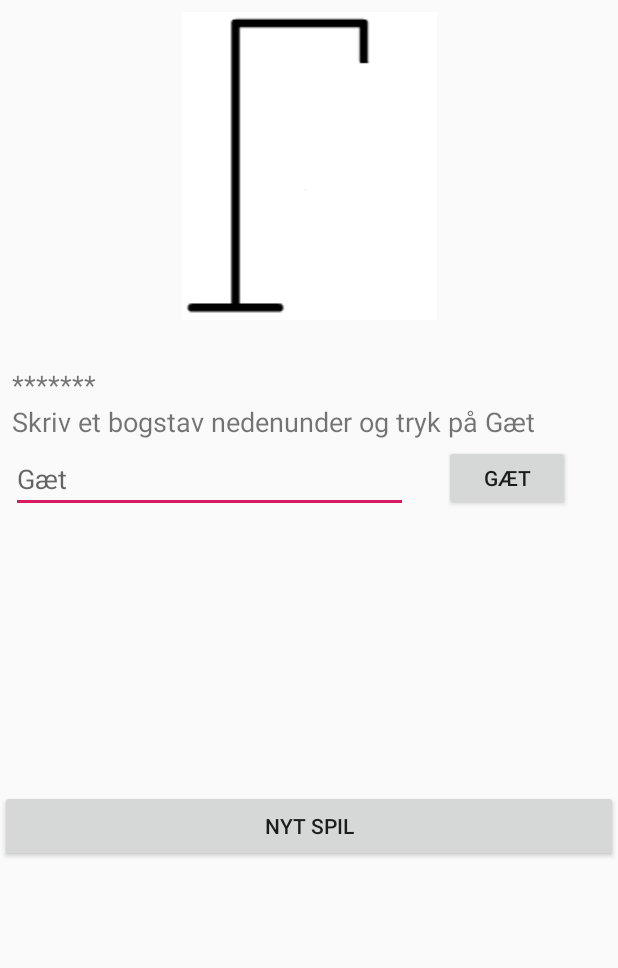
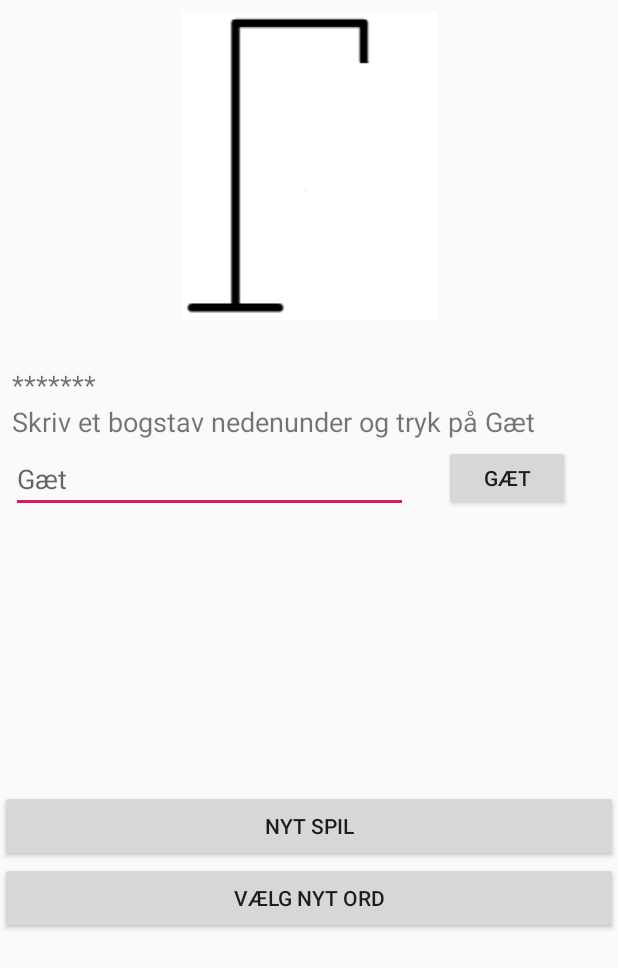
Before and after one commit to Joe-Briefcase/Galgeleg, an Android app: the screen it shows after launch (Game), after a tap on "SPIL", on a phone screen of 412 x 824 dp. Shown: the top 968 px of the screen. Run offline under Robolectric (Android 15) with nearby library versions, the phone set to English and light mode, and no system bars; network calls fail.

Commit message:
Vinde og tabe lyd samt highscore billeder. Liste i Game med alle mulige ord, mangler at kunne vælge én af dem.

```diff
--- a/app/src/main/java/com/example/galgeleg/Game.java
+++ b/app/src/main/java/com/example/galgeleg/Game.java
@@ -2,14 +2,15 @@ package com.example.galgeleg;
 
 import androidx.appcompat.app.AppCompatActivity;
 
-import android.content.Context;
+import android.app.Dialog;
 import android.content.Intent;
-import android.os.AsyncTask;
 import android.os.Bundle;
 import android.view.View;
+import android.widget.ArrayAdapter;
 import android.widget.Button;
 import android.widget.EditText;
 import android.widget.ImageView;
+import android.widget.ListView;
 import android.widget.TextView;
 
 public class Game extends AppCompatActivity implements View.OnClickListener {
@@ -21,8 +22,10 @@ public class Game extends AppCompatActivity implements View.OnClickListener {
     TextView textUsedLetters;
     Button buttonGuess;
     Button buttonNewGame;
+    Button buttonChooseNewWord;
     EditText textGuess;
     ImageView imageGalge;
+    ListView listWord;
 
     int [] textureArrayWin = {
             R.drawable.galge,
@@ -52,10 +55,12 @@ public class Game extends AppCompatActivity implements View.OnClickListener {
         textGuess = findViewById(R.id.guessText);
         buttonGuess = findViewById(R.id.guessButton);
         buttonNewGame = findViewById(R.id.buttonNewGame);
+        buttonChooseNewWord = findViewById(R.id.buttonChooseNewWord);
         imageGalge = findViewById(R.id.imageGalge);
 
         buttonGuess.setOnClickListener(this);
         buttonNewGame.setOnClickListener(this);
+        buttonChooseNewWord.setOnClickListener(this);
 
         textWord.setText(galgelogik.getSynligtOrd());
 
@@ -100,5 +105,18 @@ public class Game extends AppCompatActivity implements View.OnClickListener {
             startActivity(getIntent());
             overridePendingTransition(0, 0);
         }
+
+        if (view == buttonChooseNewWord){
+            Dialog dialog = new Dialog(this);
+            dialog.setContentView(R.layout.layout_word_dialog);
+            dialog.setTitle("Vælg ord:");
+            listWord = dialog.findViewById(R.id.dialogList);
+            ArrayAdapter adapter = new ArrayAdapter(this, R.layout.list_word, galgelogik.muligeOrd);
+            listWord.setAdapter(adapter);
+            dialog.show();
+
+//            galgelogik.nulstil();
+//            textWord.setText(galgelogik.getSynligtOrd());
+        }
     }
 }
--- a/app/src/main/java/com/example/galgeleg/Lose.java
+++ b/app/src/main/java/com/example/galgeleg/Lose.java
@@ -3,6 +3,7 @@ package com.example.galgeleg;
 import androidx.appcompat.app.AppCompatActivity;
 
 import android.content.Intent;
+import android.media.MediaPlayer;
 import android.os.Bundle;
 import android.view.View;
 import android.widget.Button;
@@ -11,6 +12,7 @@ import android.widget.TextView;
 public class Lose extends AppCompatActivity implements View.OnClickListener {
 
     Button newGame;
+    MediaPlayer mediaPlayer;
 
     @Override
     protected void onCreate(Bundle savedInstanceState) {
@@ -24,6 +26,8 @@ public class Lose extends AppCompatActivity implements View.OnClickListener {
         Intent i = getIntent();
         String str = i.getStringExtra("word");
         word.setText(str);
+        mediaPlayer = MediaPlayer.create(this, R.raw.lose);
+        mediaPlayer.start();
     }
 
     @Override
--- a/app/src/main/java/com/example/galgeleg/MainMenu.java
+++ b/app/src/main/java/com/example/galgeleg/MainMenu.java
@@ -75,11 +75,21 @@ public class MainMenu extends AppCompatActivity implements View.OnClickListener{
         user.setUserName("Bob");
         user.setUserID(1);
         user.setUserScore(6);
-        user.setUserWord("Kartoffel");
+        user.setUserWord("kartoffel");
         saveUser(user);
 
-//        User user2 = readUser(1);
-//        userArrayList.add(user2);
+        user.setUserName("Kenned");
+        user.setUserID(3);
+        user.setUserScore(12);
+        user.setUserWord("kage");
+        saveUser(user);
+
+        user.setUserName("Jack");
+        user.setUserID(4);
+        user.setUserScore(2);
+        user.setUserWord("skipperlabskovs");
+        saveUser(user);
+
 
         int i = 1;
         while (readUser(i) != null){
@@ -87,12 +97,13 @@ public class MainMenu extends AppCompatActivity implements View.OnClickListener{
             userArrayList.add(userLoad);
             i++;
         }
+        singleton.setCurrentID(i);
 
         // Hent ord fra DR
 
         Context context = getApplicationContext();
         String text = "Henter ord fra DR";
-        int duration = Toast.LENGTH_SHORT;
+        int duration = Toast.LENGTH_LONG;
 
         Toast toast = Toast.makeText(context, text, duration);
         toast.setGravity(Gravity.CENTER,0, 0);
@@ -111,8 +122,18 @@ public class MainMenu extends AppCompatActivity implements View.OnClickListener{
             @Override
             public View getView(int position, View convertView, ViewGroup parent) {
                 View view = super.getView(position, convertView, parent);
-                ImageView image = view.findViewById(R.id.img);
-                image.setImageResource(R.drawable.galge);
+
+                if (position == 0){
+                    ImageView image = view.findViewById(R.id.img);
+                    image.setImageResource(R.drawable.one);
+                } else if (position == 1){
+                    ImageView image = view.findViewById(R.id.img);
+                    image.setImageResource(R.drawable.two);
+                } else if (position == 2){
+                    ImageView image = view.findViewById(R.id.img);
+                    image.setImageResource(R.drawable.three);
+                }
+
                 TextView name = view.findViewById(R.id.name);
                 name.setText(userArrayList.get(position).getUserName());
                 TextView score = view.findViewById(R.id.score);
@@ -121,6 +142,15 @@ public class MainMenu extends AppCompatActivity implements View.OnClickListener{
                 word.setText(userArrayList.get(position).getUserWord());
 
                 return view;
+            }
+
+            @Override
+            public int getCount() {
+                if (userArrayList != null){
+                    return Math.min(userArrayList.size(), 3);
+                } else {
+                    return 0;
+                }
             }
         };
 
--- a/app/src/main/java/com/example/galgeleg/SingletonData.java
+++ b/app/src/main/java/com/example/galgeleg/SingletonData.java
@@ -17,30 +17,13 @@ public class SingletonData extends Application{
 
     // Galgelogik
     private static Galgelogik galgelogik;
+    private static int currentID;
 
     public SingletonData(){
 
         // Initialisér galgelogik
         galgelogik = new Galgelogik();
     }
-
-
-//    public User readUser(int i){
-//        Gson gsonReadUser = new Gson();
-//        String jsonReadUser = sharedPreferences.getString("" + i,"");
-//        User user = gsonReadUser.fromJson(jsonReadUser, User.class);
-//        return user;
-//    }
-//
-//    public void saveUser(User user){
-//        preferencesEditor = sharedPreferences.edit();
-//        User userTemp = new User();
-//        userTemp = user;
-//        Gson gsonSaveUser = new Gson();
-//        String jsonSaveUser = gsonSaveUser.toJson(userTemp);
-//        preferencesEditor.putString("" + userTemp.getUserID(), jsonSaveUser);
-//        preferencesEditor.commit();
-//    }
 
     public static Galgelogik getGalgelogik() {
         return galgelogik;
@@ -60,4 +43,11 @@ public class SingletonData extends Application{
         }
         new GetWordsFromInternet().execute();
     }
+
+    public static int getCurrentID() {
+        return currentID;
+    }
+
+    public static void setCurrentID(int currentID) { currentID = currentID;
+    }
 }
--- a/app/src/main/java/com/example/galgeleg/Win.java
+++ b/app/src/main/java/com/example/galgeleg/Win.java
@@ -5,6 +5,7 @@ import androidx.appcompat.app.AppCompatActivity;
 import android.content.Context;
 import android.content.Intent;
 import android.content.SharedPreferences;
+import android.media.MediaPlayer;
 import android.os.Bundle;
 import android.view.View;
 import android.widget.Button;
@@ -25,6 +26,7 @@ public class Win extends AppCompatActivity implements View.OnClickListener {
     String userKey = "userPrefKey";
     Context context;
     SingletonData singleton;
+    MediaPlayer mediaPlayer;
 
     @Override
     protected void onCreate(Bundle savedInstanceState) {
@@ -42,12 +44,14 @@ public class Win extends AppCompatActivity implements View.OnClickListener {
         Intent i = getIntent();
         attemptNumber = i.getIntExtra("guesses", 0);
         attemptView.setText("" + attemptNumber);
+        mediaPlayer = MediaPlayer.create(this, R.raw.win);
+        mediaPlayer.start();
     }
 
     public void save(){
         User user = new User();
         user.setUserName(textSave.getText().toString());
-        user.setUserID(2);
+        user.setUserID(singleton.getCurrentID());
         user.setUserScore(singleton.getGalgelogik().getAntalForkerteBogstaver());
         user.setUserWord(singleton.getGalgelogik().getOrdet());
         preferencesEditor = sharedPreferences.edit();
--- a/app/src/main/res/layout/activity_main.xml
+++ b/app/src/main/res/layout/activity_main.xml
@@ -86,10 +86,20 @@
         android:id="@+id/buttonNewGame"
         android:layout_width="0dp"
         android:layout_height="wrap_content"
-        android:layout_marginBottom="249dp"
         android:text="Nyt Spil"
-        app:layout_constraintBottom_toBottomOf="parent"
+        app:layout_constraintBottom_toTopOf="@+id/buttonChooseNewWord"
         app:layout_constraintEnd_toEndOf="parent"
         app:layout_constraintStart_toStartOf="parent" />
 
+    <Button
+        android:id="@+id/buttonChooseNewWord"
+        android:layout_width="0dp"
+        android:layout_height="wrap_content"
+        android:layout_marginBottom="201dp"
+        android:text="Vælg nyt ord"
+        app:layout_constraintBottom_toBottomOf="parent"
+        app:layout_constraintEnd_toEndOf="parent"
+        app:layout_constraintHorizontal_bias="0.0"
+        app:layout_constraintStart_toStartOf="parent" />
+
 </androidx.constraintlayout.widget.ConstraintLayout>
--- /dev/null
+++ b/app/src/main/res/layout/list_word.xml
@@ -0,0 +1,6 @@
+<?xml version="1.0" encoding="utf-8"?>
+<TextView xmlns:android="http://schemas.android.com/apk/res/android"
+    android:layout_width="wrap_content"
+    android:layout_height="wrap_content"
+    android:layout_marginTop="1dp"
+    android:textSize="16sp"/>
```
Also changed, not shown: app/src/main/res/layout/layout_word_dialog.xml (added, +11 -0 lines), app/src/main/res/layout/list_rank.xml (+10 -11 lines), app/src/main/res/drawable/one.PNG (added), app/src/main/res/drawable/three.PNG (added), app/src/main/res/drawable/two.PNG (added), 2 other files.
